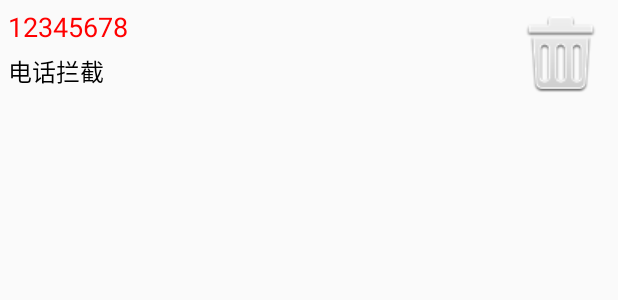
After one commit to qiangzhouliang/Mobilesafe, an Android app: the layout item_callsmssafe.xml on its own in the app's theme, with its tools: preview values and no code run, on a phone screen of 412 x 824 dp. The commit adds this screen. Shown: the top 300 px of the screen. Run offline under Robolectric (Android 15) with nearby library versions, the phone set to English and light mode, and no system bars.

Commit message:
查询所有拦截黑名单以及在通讯卫士界面显示

```diff
--- a/app/src/main/AndroidManifest.xml
+++ b/app/src/main/AndroidManifest.xml
@@ -57,9 +57,8 @@
         <activity android:name=".ContactActivity" />
         <activity android:name=".AToolsActivity" />
         <activity android:name=".AddressActivity" />
-        <activity android:name=".DragViewActivity"
-            android:theme="@android:style/Theme.Translucent.NoTitleBar"/>
-
+        <activity android:name=".DragViewActivity" android:theme="@android:style/Theme.Translucent.NoTitleBar"/>
+        <activity android:name=".CallSmsSafeActivity"/>
         <receiver
             android:name=".receiver.BootCompleteReceiver"
             android:enabled="true"
--- a/app/src/main/java/com/qzl/shoujiweishi/HomeActivity.java
+++ b/app/src/main/java/com/qzl/shoujiweishi/HomeActivity.java
@@ -50,6 +50,11 @@ public class HomeActivity extends AppCompatActivity {
                             //输入密码
                             showEnterPassWordDoalog();
                         }
+                        break;
+                    case 1:
+                        //通讯卫士
+                        Intent intent2 = new Intent(HomeActivity.this,CallSmsSafeActivity.class);
+                        startActivity(intent2);
                         break;
                     case 7:
                         Intent intent7 = new Intent(HomeActivity.this,AToolsActivity.class);
--- /dev/null
+++ b/app/src/main/res/drawable/selector_blacknum_delete_button.xml
@@ -0,0 +1,6 @@
+<?xml version="1.0" encoding="utf-8"?>
+<selector xmlns:android="http://schemas.android.com/apk/res/android">
+    <item android:state_enabled="true" android:state_pressed="true"
+        android:drawable="@drawable/main_clean_icon_pressed"/>
+    <item android:drawable="@drawable/main_clean_icon"/>
+</selector>
--- /dev/null
+++ b/app/src/main/res/layout/item_callsmssafe.xml
@@ -0,0 +1,30 @@
+<?xml version="1.0" encoding="utf-8"?>
+<RelativeLayout xmlns:android="http://schemas.android.com/apk/res/android"
+    android:layout_width="wrap_content"
+    android:layout_height="wrap_content"
+    >
+    <TextView
+        android:id="@+id/tv_itemcallsmssafe_blacknum"
+        android:layout_width="wrap_content"
+        android:layout_height="wrap_content"
+        android:text="12345678"
+        android:textSize="18sp"
+        android:textColor="#ff0000"
+        android:layout_margin="5dp"/>
+    <TextView
+        android:id="@+id/tv_itemcallsmssafe_mode"
+        android:layout_width="wrap_content"
+        android:layout_height="wrap_content"
+        android:text="电话拦截"
+        android:textSize="16sp"
+        android:textColor="#000000"
+        android:layout_marginLeft="5dp"
+        android:layout_below="@id/tv_itemcallsmssafe_blacknum"/>
+        <ImageView
+            android:id="@+id/iv_itemcallsmssfe_delete"
+            android:layout_width="wrap_content"
+            android:layout_height="wrap_content"
+            android:background="@drawable/selector_blacknum_delete_button"
+            android:layout_alignParentRight="true"
+            android:layout_centerVertical="true"/>
+</RelativeLayout>
```
Also changed, not shown: app/src/main/java/com/qzl/shoujiweishi/CallSmsSafeActivity.java (added, +113 -0 lines), app/src/main/java/com/qzl/shoujiweishi/bean/BlackNumInfo.java (added, +60 -0 lines), app/src/main/java/com/qzl/shoujiweishi/db/dao/BlackNumDao.java (+27 -0 lines), app/src/main/res/layout/activity_callsmssafe.xml (added, +43 -0 lines), app/src/main/res/drawable/main_clean_icon.png (added), app/src/main/res/drawable/main_clean_icon_pressed.png (added), 1 other file.
